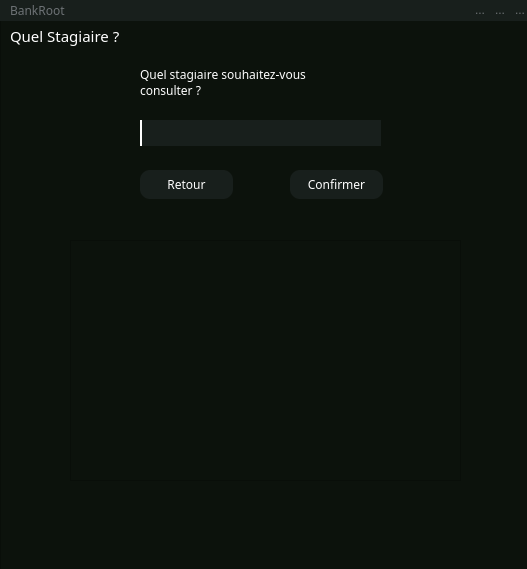
SparqueeZ/Bank-Root, file quel_stagiaire.ui: the form before one commit.
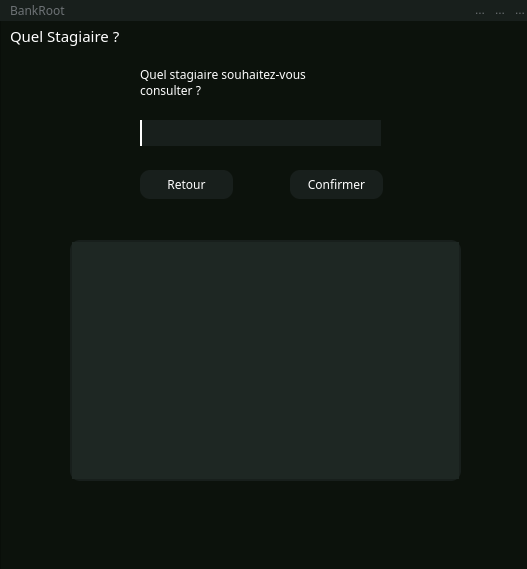
The form after the commit. Icons and pictures are not drawn.

Commit message: GUI amélioré

Patch:
```diff
--- a/quel_stagiaire.ui
+++ b/quel_stagiaire.ui
@@ -297,6 +297,67 @@
       <height>241</height>
      </rect>
     </property>
+    <property name="styleSheet">
+     <string notr="true">/* Style pour la ScrollArea */
+QScrollArea {
+    border: 2px solid #181F1C; /* Bordure sombre */
+    border-radius: 10px; /* Coins arrondis */
+}
+
+/* Style pour le contenu interne */
+QScrollArea QWidget {
+    background-color: #1E2723; /* Couleur de fond sombre */
+}
+
+/* Style pour la barre de défilement verticale */
+QScrollBar:vertical {
+    border: none;
+    background: #1E2723; /* Fond sombre */
+    width: 10px; /* Largeur */
+    margin: 0px 0px 0px 0px;
+}
+
+/* Style pour la poignée de la barre de défilement verticale */
+QScrollBar::handle:vertical {
+    background: #35443D; /* Couleur de la poignée */
+    min-height: 20px; /* Hauteur minimale */
+    border-radius: 5px; /* Coins arrondis */
+}
+
+/* Style pour les boutons de la barre de défilement verticale */
+QScrollBar::add-line:vertical {
+    background: none;
+}
+
+QScrollBar::sub-line:vertical {
+    background: none;
+}
+
+/* Style pour la barre de défilement horizontale */
+QScrollBar:horizontal {
+    border: none;
+    background: #1E2723; /* Fond sombre */
+    height: 10px; /* Hauteur */
+    margin: 0px 0px 0px 0px;
+}
+
+/* Style pour la poignée de la barre de défilement horizontale */
+QScrollBar::handle:horizontal {
+    background: #35443D; /* Couleur de la poignée */
+    min-width: 20px; /* Largeur minimale */
+    border-radius: 5px; /* Coins arrondis */
+}
+
+/* Style pour les boutons de la barre de défilement horizontale */
+QScrollBar::add-line:horizontal {
+    background: none;
+}
+
+QScrollBar::sub-line:horizontal {
+    background: none;
+}
+</string>
+    </property>
     <property name="widgetResizable">
      <bool>true</bool>
     </property>
@@ -305,8 +366,8 @@
       <rect>
        <x>0</x>
        <y>0</y>
-       <width>389</width>
-       <height>239</height>
+       <width>387</width>
+       <height>237</height>
       </rect>
      </property>
     </widget>
```
The commit also changes 6 other files.
